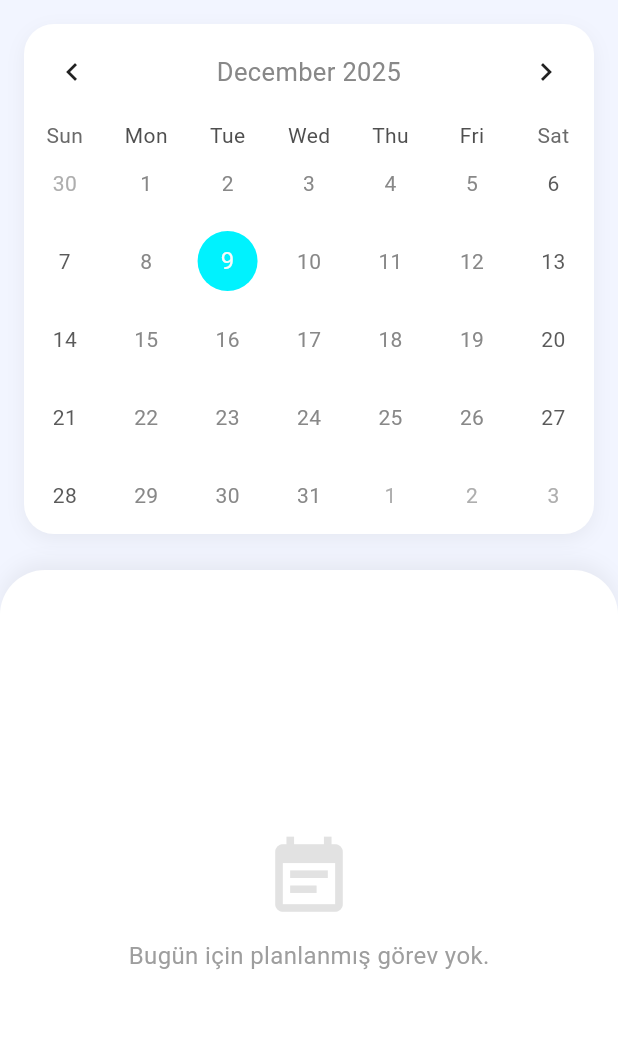
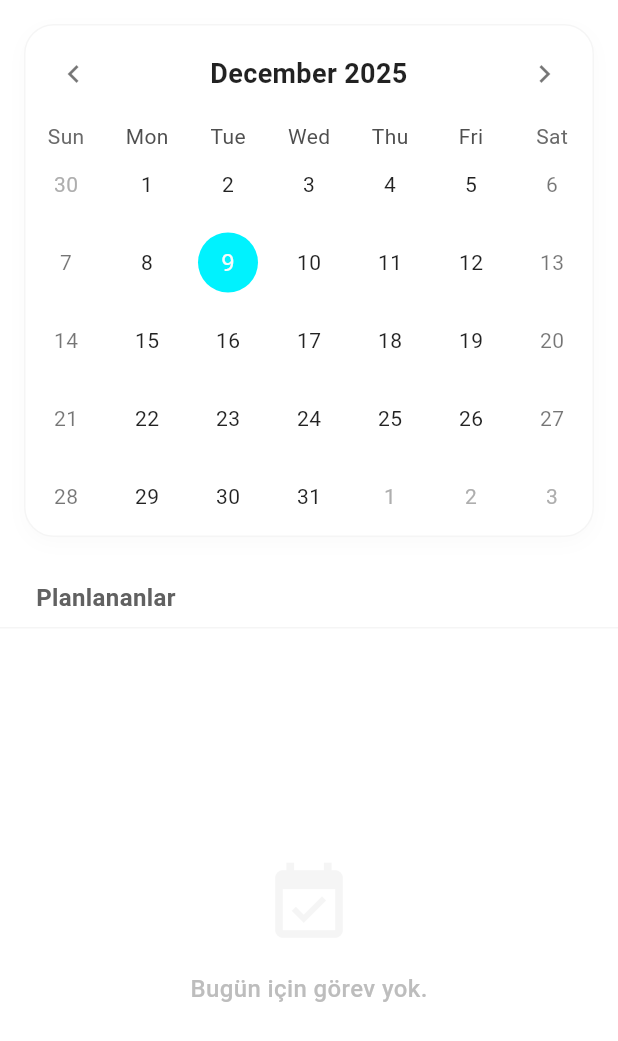
Before and after one commit to enesyetisdirdimm/odak_list, a Flutter app: the CalendarScreen screen opened directly with empty values, on a phone screen of 412 x 824 dp. Shown: the top 1041 px of the screen. Run offline on Flutter 3.47's test engine with Material 3 defaults, Android fonts, the phone set to English and light mode, and no system bars; drawn by our look-alikes of table_calendar; our stand-ins replace audioplayers, cached_network_image, cloud_firestore, file_picker, firebase_auth, firebase_core and 8 more; missing offline and left inert: home_widget, purchases_flutter; accounts and stored records are empty.

Commit message:
Web arayüzü, takvim ve raporlar ekranı düzenlendi

```diff
--- a/lib/screens/calendar_screen.dart
+++ b/lib/screens/calendar_screen.dart
@@ -6,7 +6,8 @@ import 'package:odak_list/task_provider.dart';
 import 'package:odak_list/widgets/task_card.dart';
 import 'package:provider/provider.dart';
 import 'package:table_calendar/table_calendar.dart';
-import 'package:odak_list/theme_provider.dart'; // EKLENDİ
+import 'package:odak_list/theme_provider.dart';
+import 'package:odak_list/utils/app_colors.dart';
 
 class CalendarScreen extends StatefulWidget {
   final DatabaseService dbService;
@@ -45,7 +46,7 @@ class _CalendarScreenState extends State<CalendarScreen> {
   @override
   Widget build(BuildContext context) {
     final themeProvider = Provider.of<ThemeProvider>(context);
-    final isDarkMode = Theme.of(context).brightness == Brightness.dark;
+    final isDarkMode = themeProvider.themeMode == ThemeMode.dark;
 
     return Consumer<TaskProvider>(
       builder: (context, taskProvider, child) {
@@ -53,22 +54,26 @@ class _CalendarScreenState extends State<CalendarScreen> {
         final selectedEvents = _getTasksForDay(_selectedDay ?? _focusedDay, allTasks);
 
         return Scaffold(
-          backgroundColor: Theme.of(context).scaffoldBackgroundColor,
-          body: Center( // WEB İÇİN ORTALAMA
-            child: ConstrainedBox( // GENİŞLİK SINIRLAMASI
-              constraints: const BoxConstraints(maxWidth: 1000),
+          // 1. ARKA PLAN TAMAMEN BEYAZ
+          backgroundColor: isDarkMode ? AppColors.backgroundDark : Colors.white,
+
+          body: Align( // Center yerine Align kullanıyoruz (Dikeyde esnemesi için)
+            alignment: Alignment.topCenter,
+            child: ConstrainedBox(
+              constraints: const BoxConstraints(maxWidth: 1000), // Web genişlik sınırı
               child: SafeArea(
                 child: Column(
                   children: [
-                    // --- TAKVİM KISMI (KART) ---
+                    // --- TAKVİM ALANI ---
                     Container(
                       margin: const EdgeInsets.all(16),
                       decoration: BoxDecoration(
                         color: Theme.of(context).cardColor,
                         borderRadius: BorderRadius.circular(20),
+                        border: Border.all(color: Colors.grey.withOpacity(0.1)),
                         boxShadow: [
                           if (!isDarkMode)
-                            BoxShadow(color: Colors.black.withOpacity(0.05), blurRadius: 10, offset: const Offset(0, 4))
+                            BoxShadow(color: Colors.black.withOpacity(0.02), blurRadius: 10, offset: const Offset(0, 4))
                         ]
                       ),
                       child: TableCalendar<Task>(
@@ -94,46 +99,73 @@ class _CalendarScreenState extends State<CalendarScreen> {
                         onPageChanged: (focusedDay) {
                           _focusedDay = focusedDay;
                         },
+
+                        // Takvim Stili
                         calendarStyle: CalendarStyle(
                           markerDecoration: BoxDecoration(color: themeProvider.primaryColor, shape: BoxShape.circle),
                           todayDecoration: BoxDecoration(color: themeProvider.secondaryColor.withOpacity(0.5), shape: BoxShape.circle),
                           selectedDecoration: BoxDecoration(color: themeProvider.secondaryColor, shape: BoxShape.circle),
+                          defaultTextStyle: TextStyle(color: isDarkMode ? Colors.white : Colors.black87),
+                          weekendTextStyle: TextStyle(color: isDarkMode ? Colors.white70 : Colors.black54),
                         ),
-                        headerStyle: const HeaderStyle(
+                        headerStyle: HeaderStyle(
                           formatButtonVisible: false,
                           titleCentered: true,
+                          titleTextStyle: TextStyle(fontSize: 18, fontWeight: FontWeight.bold, color: isDarkMode ? Colors.white : Colors.black87),
+                          leftChevronIcon: Icon(Icons.chevron_left, color: isDarkMode ? Colors.white : Colors.black54),
+                          rightChevronIcon: Icon(Icons.chevron_right, color: isDarkMode ? Colors.white : Colors.black54),
                         ),
                       ),
                     ),
 
-                    const SizedBox(height: 8.0),
+                    const SizedBox(height: 5),
 
-                    // --- LİSTE KISMI (BEYAZ ARKA PLAN) ---
+                    // --- GÖREV LİSTESİ BAŞLIĞI ---
+                    Padding(
+                      padding: const EdgeInsets.symmetric(horizontal: 24, vertical: 8),
+                      child: Row(
+                        children: [
+                          Text(
+                            "Planlananlar",
+                            style: TextStyle(
+                              fontSize: 16,
+                              fontWeight: FontWeight.bold,
+                              color: isDarkMode ? Colors.white70 : Colors.grey.shade700
+                            )
+                          ),
+                          const SizedBox(width: 8),
+                          if (selectedEvents.isNotEmpty)
+                            Container(
+                              padding: const EdgeInsets.symmetric(horizontal: 8, vertical: 2),
+                              decoration: BoxDecoration(color: themeProvider.secondaryColor.withOpacity(0.1), borderRadius: BorderRadius.circular(10)),
+                              child: Text("${selectedEvents.length}", style: TextStyle(fontWeight: FontWeight.bold, color: themeProvider.secondaryColor)),
+                            )
+                        ],
+                      ),
+                    ),
+
+                    // --- LİSTE ALANI (TAM BEYAZ & GÖRÜNÜR) ---
                     Expanded(
                       child: Container(
                         width: double.infinity,
-                        // BURASI: Takvimin altındaki listenin arka planını beyaz yapıyoruz
+                        // 2. LİSTE ARKA PLANI TAMAMEN BEYAZ
                         decoration: BoxDecoration(
-                          color: isDarkMode ? Colors.black26 : Colors.white,
-                          borderRadius: const BorderRadius.vertical(top: Radius.circular(30)),
-                          boxShadow: [
-                            if (!isDarkMode)
-                              BoxShadow(color: Colors.black.withOpacity(0.05), blurRadius: 10, offset: const Offset(0, -5))
-                          ]
+                          color: isDarkMode ? AppColors.backgroundDark : Colors.white,
+                          border: Border(top: BorderSide(color: Colors.grey.withOpacity(0.1))),
                         ),
                         child: selectedEvents.isEmpty
                             ? Center(
                                 child: Column(
                                   mainAxisAlignment: MainAxisAlignment.center,
                                   children: [
-                                    Icon(Icons.event_note, size: 60, color: Colors.grey.withOpacity(0.3)),
-                                    const SizedBox(height: 10),
-                                    Text("Bugün için planlanmış görev yok.", style: TextStyle(color: Colors.grey.shade500, fontSize: 16)),
+                                    Icon(Icons.event_available, size: 60, color: Colors.grey.withOpacity(0.1)),
+                                    const SizedBox(height: 15),
+                                    Text("Bugün için görev yok.", style: TextStyle(color: Colors.grey.shade400, fontSize: 16, fontWeight: FontWeight.w500)),
                                   ],
                                 ),
                               )
                             : ListView.builder(
-                                padding: const EdgeInsets.all(20),
+                                padding: const EdgeInsets.symmetric(horizontal: 16, vertical: 10),
                                 itemCount: selectedEvents.length,
                                 itemBuilder: (context, index) {
                                   final task = selectedEvents[index];
```
Also changed, not shown: 1 other file.
